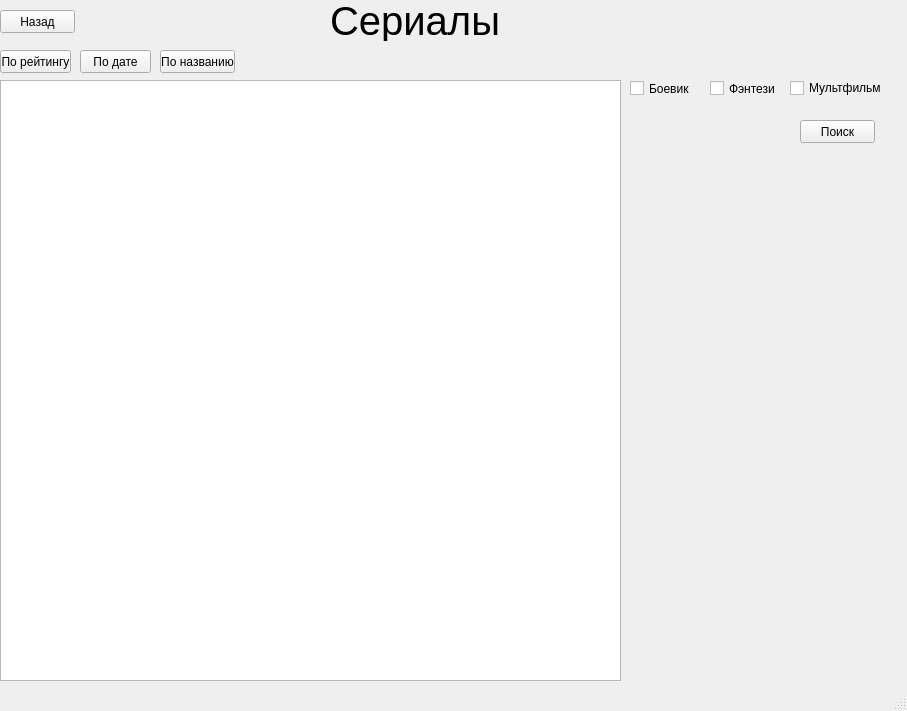
The window that ui/serials.ui (Zloiben/Application) describes before a commit, drawn with Qt 5.
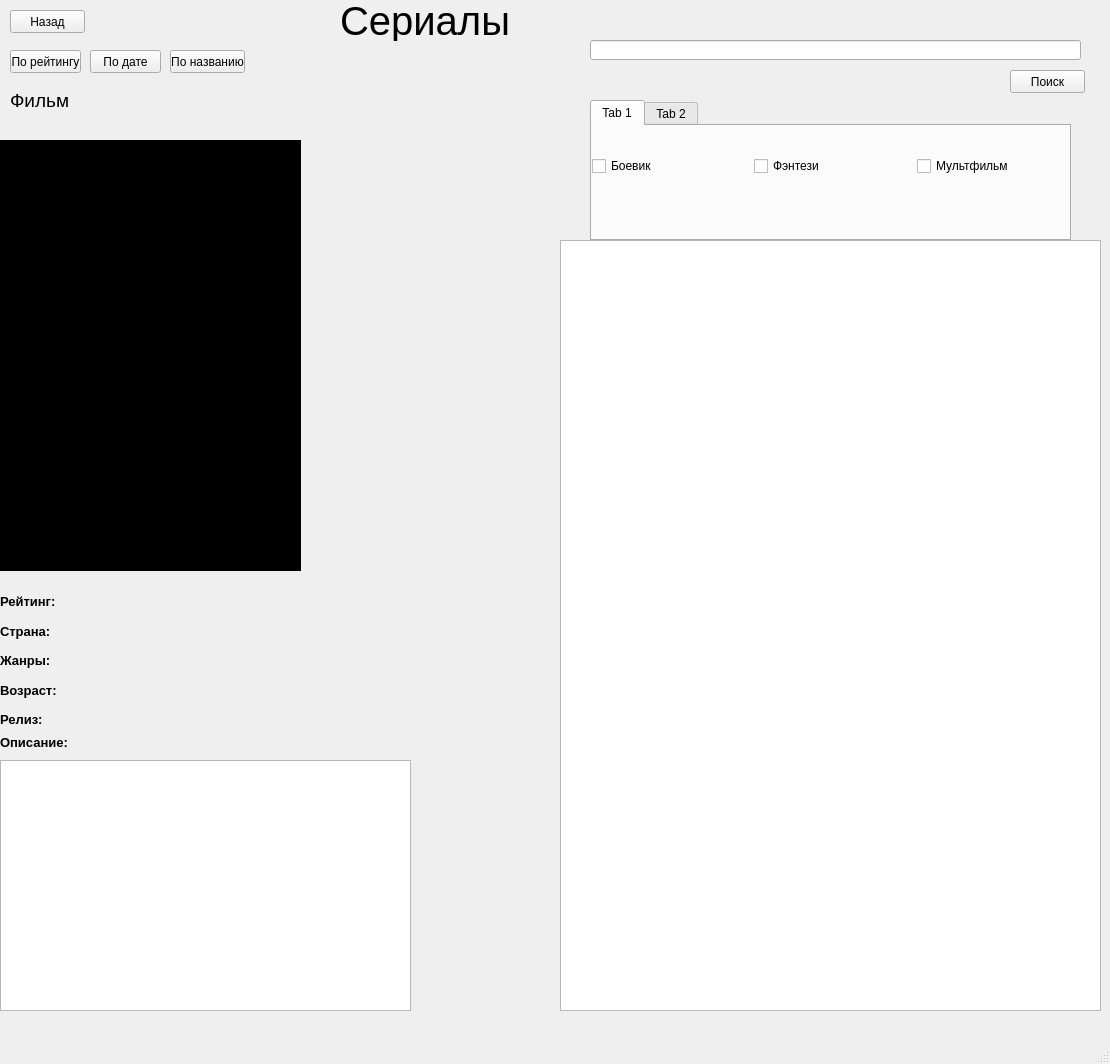
The same window after the commit.

What changed in the file:
```diff
--- a/ui/serials.ui
+++ b/ui/serials.ui
@@ -6,8 +6,8 @@
    <rect>
     <x>0</x>
     <y>0</y>
-    <width>907</width>
-    <height>711</height>
+    <width>1110</width>
+    <height>1064</height>
    </rect>
   </property>
   <property name="windowTitle">
@@ -17,7 +17,7 @@
    <widget class="QLabel" name="label">
     <property name="geometry">
      <rect>
-      <x>330</x>
+      <x>340</x>
       <y>0</y>
       <width>171</width>
       <height>41</height>
@@ -32,26 +32,10 @@
      <string>Сериалы.</string>
     </property>
    </widget>
-   <widget class="QPlainTextEdit" name="table_serials">
-    <property name="geometry">
-     <rect>
-      <x>0</x>
-      <y>80</y>
-      <width>621</width>
-      <height>601</height>
-     </rect>
-    </property>
-    <property name="verticalScrollBarPolicy">
-     <enum>Qt::ScrollBarAsNeeded</enum>
-    </property>
-    <property name="readOnly">
-     <bool>true</bool>
-    </property>
-   </widget>
    <widget class="QPushButton" name="btn_rating_DESC_serials">
     <property name="geometry">
      <rect>
-      <x>0</x>
+      <x>10</x>
       <y>50</y>
       <width>71</width>
       <height>23</height>
@@ -64,7 +48,7 @@
    <widget class="QPushButton" name="btn_date_DESC_serials">
     <property name="geometry">
      <rect>
-      <x>80</x>
+      <x>90</x>
       <y>50</y>
       <width>71</width>
       <height>23</height>
@@ -77,7 +61,7 @@
    <widget class="QPushButton" name="btn_name_DESC_serials">
     <property name="geometry">
      <rect>
-      <x>160</x>
+      <x>170</x>
       <y>50</y>
       <width>75</width>
       <height>23</height>
@@ -87,50 +71,11 @@
      <string>По названию</string>
     </property>
    </widget>
-   <widget class="QCheckBox" name="checkBox">
-    <property name="geometry">
-     <rect>
-      <x>630</x>
-      <y>80</y>
-      <width>70</width>
-      <height>17</height>
-     </rect>
-    </property>
-    <property name="text">
-     <string>Боевик</string>
-    </property>
-   </widget>
-   <widget class="QCheckBox" name="checkBox_2">
-    <property name="geometry">
-     <rect>
-      <x>710</x>
-      <y>80</y>
-      <width>70</width>
-      <height>17</height>
-     </rect>
-    </property>
-    <property name="text">
-     <string>Фэнтези</string>
-    </property>
-   </widget>
-   <widget class="QCheckBox" name="checkBox_3">
-    <property name="geometry">
-     <rect>
-      <x>790</x>
-      <y>80</y>
-      <width>91</width>
-      <height>16</height>
-     </rect>
-    </property>
-    <property name="text">
-     <string>Мультфильм</string>
-    </property>
-   </widget>
    <widget class="QPushButton" name="pushButton">
     <property name="geometry">
      <rect>
-      <x>800</x>
-      <y>120</y>
+      <x>1010</x>
+      <y>70</y>
       <width>75</width>
       <height>23</height>
      </rect>
@@ -142,7 +87,7 @@
    <widget class="QPushButton" name="btn_exit_serials">
     <property name="geometry">
      <rect>
-      <x>0</x>
+      <x>10</x>
       <y>10</y>
       <width>75</width>
       <height>23</height>
@@ -152,6 +97,290 @@
      <string>Назад</string>
     </property>
    </widget>
+   <widget class="QLineEdit" name="lineEdit">
+    <property name="geometry">
+     <rect>
+      <x>590</x>
+      <y>40</y>
+      <width>491</width>
+      <height>20</height>
+     </rect>
+    </property>
+   </widget>
+   <widget class="QTabWidget" name="tabWidget">
+    <property name="geometry">
+     <rect>
+      <x>590</x>
+      <y>100</y>
+      <width>481</width>
+      <height>141</height>
+     </rect>
+    </property>
+    <widget class="QWidget" name="tab">
+     <attribute name="title">
+      <string>Tab 1</string>
+     </attribute>
+     <widget class="QWidget" name="horizontalLayoutWidget">
+      <property name="geometry">
+       <rect>
+        <x>0</x>
+        <y>0</y>
+        <width>481</width>
+        <height>80</height>
+       </rect>
+      </property>
+      <layout class="QHBoxLayout" name="horizontalLayout">
+       <item>
+        <widget class="QCheckBox" name="checkBox">
+         <property name="text">
+          <string>Боевик</string>
+         </property>
+        </widget>
+       </item>
+       <item>
+        <widget class="QCheckBox" name="checkBox_2">
+         <property name="text">
+          <string>Фэнтези</string>
+         </property>
+        </widget>
+       </item>
+       <item>
+        <widget class="QCheckBox" name="checkBox_3">
+         <property name="text">
+          <string>Мультфильм</string>
+         </property>
+        </widget>
+       </item>
+      </layout>
+     </widget>
+    </widget>
+    <widget class="QWidget" name="tab_2">
+     <attribute name="title">
+      <string>Tab 2</string>
+     </attribute>
+    </widget>
+   </widget>
+   <widget class="QListWidget" name="listWidget">
+    <property name="geometry">
+     <rect>
+      <x>560</x>
+      <y>240</y>
+      <width>541</width>
+      <height>771</height>
+     </rect>
+    </property>
+   </widget>
+   <widget class="QLabel" name="description">
+    <property name="geometry">
+     <rect>
+      <x>0</x>
+      <y>732</y>
+      <width>71</width>
+      <height>20</height>
+     </rect>
+    </property>
+    <property name="font">
+     <font>
+      <pointsize>10</pointsize>
+      <weight>75</weight>
+      <bold>true</bold>
+     </font>
+    </property>
+    <property name="text">
+     <string>Описание:</string>
+    </property>
+   </widget>
+   <widget class="QWidget" name="verticalLayoutWidget_2">
+    <property name="geometry">
+     <rect>
+      <x>60</x>
+      <y>592</y>
+      <width>141</width>
+      <height>141</height>
+     </rect>
+    </property>
+    <layout class="QVBoxLayout" name="output_film">
+     <property name="rightMargin">
+      <number>9</number>
+     </property>
+     <item>
+      <widget class="QLabel" name="output_rating">
+       <property name="styleSheet">
+        <string notr="true"/>
+       </property>
+       <property name="text">
+        <string/>
+       </property>
+      </widget>
+     </item>
+     <item>
+      <widget class="QLabel" name="output_nation">
+       <property name="styleSheet">
+        <string notr="true"/>
+       </property>
+       <property name="text">
+        <string/>
+       </property>
+      </widget>
+     </item>
+     <item>
+      <widget class="QLabel" name="output_style">
+       <property name="styleSheet">
+        <string notr="true"/>
+       </property>
+       <property name="text">
+        <string/>
+       </property>
+      </widget>
+     </item>
+     <item>
+      <widget class="QLabel" name="output_age">
+       <property name="styleSheet">
+        <string notr="true"/>
+       </property>
+       <property name="text">
+        <string/>
+       </property>
+      </widget>
+     </item>
+     <item>
+      <widget class="QLabel" name="output_date">
+       <property name="styleSheet">
+        <string notr="true"/>
+       </property>
+       <property name="text">
+        <string/>
+       </property>
+      </widget>
+     </item>
+    </layout>
+   </widget>
+   <widget class="QWidget" name="verticalLayoutWidget">
+    <property name="geometry">
+     <rect>
+      <x>0</x>
+      <y>590</y>
+      <width>105</width>
+      <height>141</height>
+     </rect>
+    </property>
+    <layout class="QVBoxLayout" name="requests_film">
+     <item>
+      <widget class="QLabel" name="rating">
+       <property name="font">
+        <font>
+         <pointsize>10</pointsize>
+         <weight>75</weight>
+         <bold>true</bold>
+        </font>
+       </property>
+       <property name="text">
+        <string>Рейтинг: </string>
+       </property>
+      </widget>
+     </item>
+     <item>
+      <widget class="QLabel" name="nation">
+       <property name="font">
+        <font>
+         <pointsize>10</pointsize>
+         <weight>75</weight>
+         <bold>true</bold>
+        </font>
+       </property>
+       <property name="text">
+        <string>Страна:</string>
+       </property>
+      </widget>
+     </item>
+     <item>
+      <widget class="QLabel" name="style">
+       <property name="font">
+        <font>
+         <pointsize>10</pointsize>
+         <weight>75</weight>
+         <bold>true</bold>
+        </font>
+       </property>
+       <property name="text">
+        <string>Жанры:</string>
+       </property>
+      </widget>
+     </item>
+     <item>
+      <widget class="QLabel" name="age">
+       <property name="font">
+        <font>
+         <pointsize>10</pointsize>
+         <weight>75</weight>
+         <bold>true</bold>
+        </font>
+       </property>
+       <property name="text">
+        <string>Возраст:</string>
+       </property>
+      </widget>
+     </item>
+     <item>
+      <widget class="QLabel" name="date">
+       <property name="font">
+        <font>
+         <pointsize>10</pointsize>
+         <weight>75</weight>
+         <bold>true</bold>
+        </font>
+       </property>
+       <property name="text">
+        <string>Релиз: </string>
+       </property>
+      </widget>
+     </item>
+    </layout>
+   </widget>
+   <widget class="QPlainTextEdit" name="plainTextEdit">
+    <property name="geometry">
+     <rect>
+      <x>0</x>
+      <y>760</y>
+      <width>411</width>
+      <height>251</height>
+     </rect>
+    </property>
+   </widget>
+   <widget class="QLabel" name="image">
+    <property name="geometry">
+     <rect>
+      <x>0</x>
+      <y>140</y>
+      <width>301</width>
+      <height>431</height>
+     </rect>
+    </property>
+    <property name="styleSheet">
+     <string notr="true">background: rgb(0, 0, 0)</string>
+    </property>
+    <property name="text">
+     <string/>
+    </property>
+   </widget>
+   <widget class="QLabel" name="name_film">
+    <property name="geometry">
+     <rect>
+      <x>10</x>
+      <y>80</y>
+      <width>281</width>
+      <height>41</height>
+     </rect>
+    </property>
+    <property name="font">
+     <font>
+      <pointsize>14</pointsize>
+     </font>
+    </property>
+    <property name="text">
+     <string>Фильм</string>
+    </property>
+   </widget>
   </widget>
   <widget class="QMenuBar" name="menubar">
    <property name="geometry">
```
Left out of the diff: 2 changed lines with no effect on the pictures.
